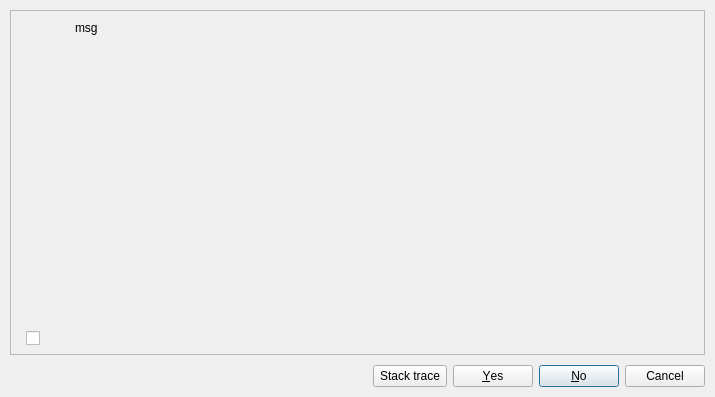
Old version of the form libs/libgui/ui/messagebox.ui in the repository pgmodeler/pgmodeler.
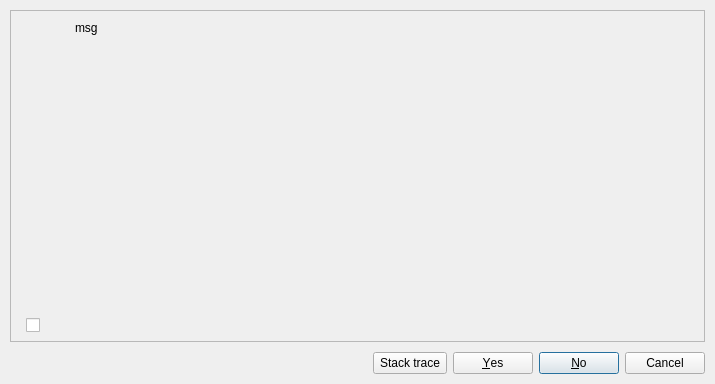
New version of the form. Icons and pictures are not drawn.

```diff
--- a/libs/libgui/ui/messagebox.ui
+++ b/libs/libgui/ui/messagebox.ui
@@ -10,7 +10,7 @@
     <x>0</x>
     <y>0</y>
     <width>715</width>
-    <height>397</height>
+    <height>384</height>
    </rect>
   </property>
   <property name="sizePolicy">
@@ -200,6 +200,9 @@
             <property name="orientation">
              <enum>Qt::Vertical</enum>
             </property>
+            <property name="sizeType">
+             <enum>QSizePolicy::MinimumExpanding</enum>
+            </property>
             <property name="sizeHint" stdset="0">
              <size>
               <width>20</width>
```
